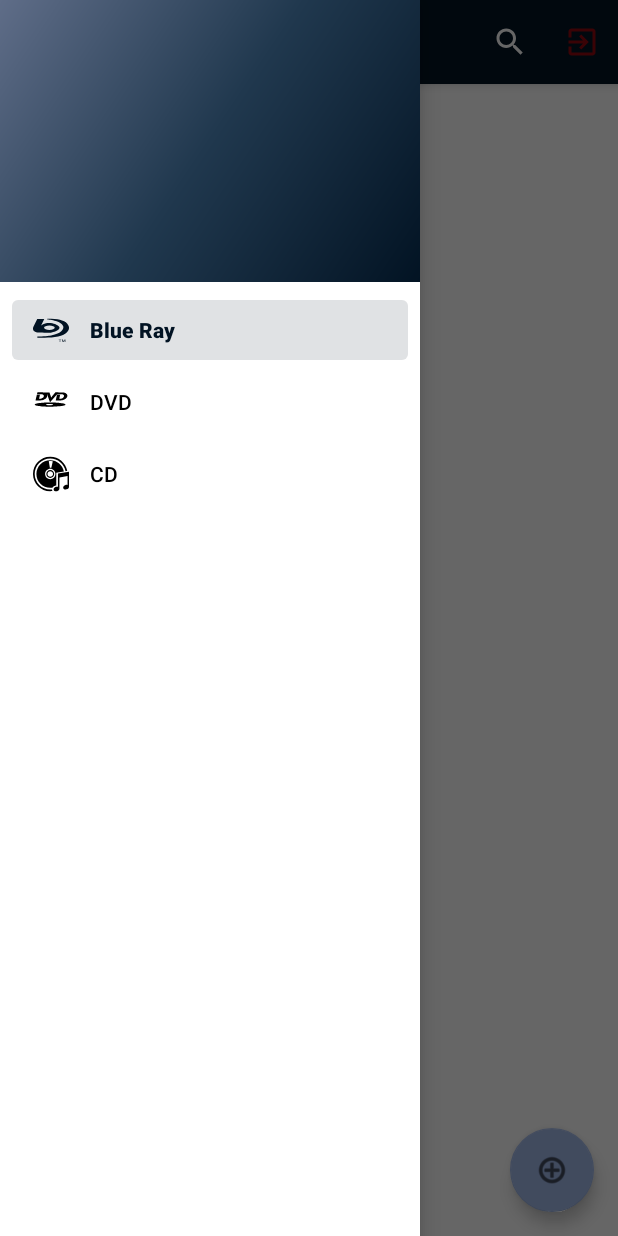
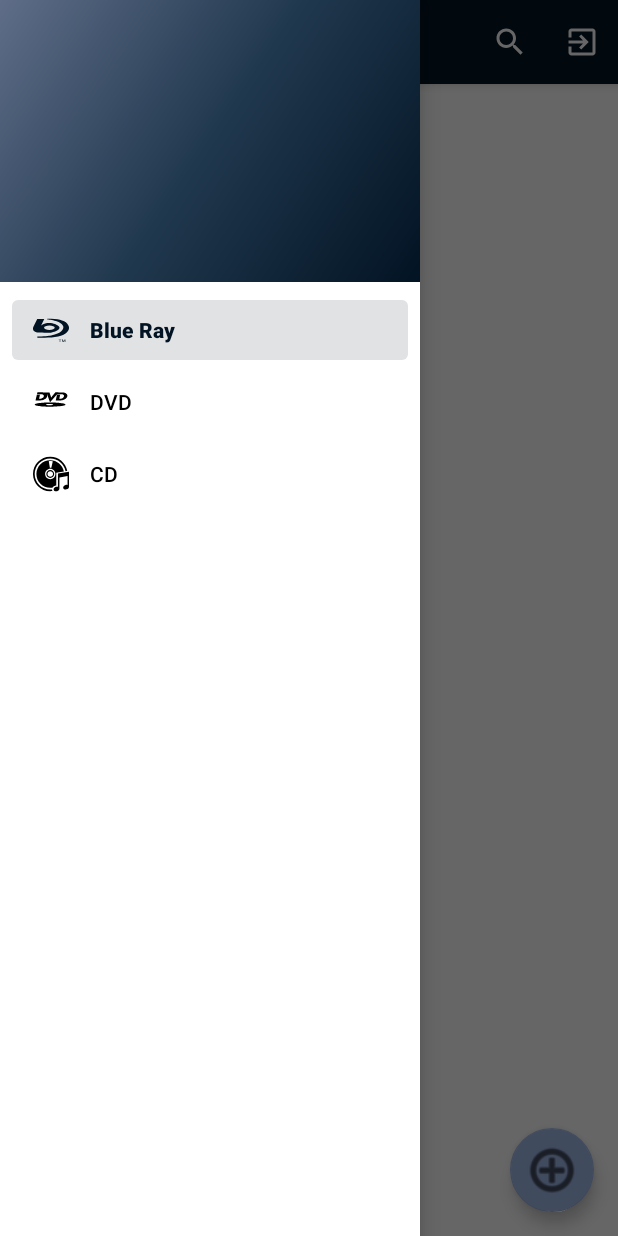
Before and after one commit to SimoCasa/MyVideoteca, an Android app: the HomePage screen opened directly, with no data from a screen before it, with the side drawer open, on a phone screen of 412 x 824 dp. Run offline under Robolectric (Android 15) with nearby library versions, the phone set to English and light mode, and no system bars; our stand-ins replace Firebase (no records; nobody signed in at launch, a user with empty details on screens opened directly), navigation-ui; pictures from the network do not load; 2 statements that could not run were skipped.

Commit message:
Modifiche minime a livello grafico

```diff
--- a/app/src/main/res/drawable/baseline_exit_to_app_24.xml
+++ b/app/src/main/res/drawable/baseline_exit_to_app_24.xml
@@ -1,4 +1,4 @@
-<vector xmlns:android="http://schemas.android.com/apk/res/android" android:alpha="0.57" android:autoMirrored="true" android:height="24dp" android:tint="#FF0000" android:viewportHeight="24" android:viewportWidth="24" android:width="24dp">
+<vector xmlns:android="http://schemas.android.com/apk/res/android"  android:autoMirrored="true" android:height="24dp" android:tint="#FFFFFF" android:viewportHeight="24" android:viewportWidth="24" android:width="24dp">
 
     <path android:fillColor="@android:color/white" android:pathData="M10.09,15.59L11.5,17l5,-5 -5,-5 -1.41,1.41L12.67,11H3v2h9.67l-2.58,2.59zM19,3H5c-1.11,0 -2,0.9 -2,2v4h2V5h14v14H5v-4H3v4c0,1.1 0.89,2 2,2h14c1.1,0 2,-0.9 2,-2V5c0,-1.1 -0.9,-2 -2,-2z"/>
 
--- a/app/src/main/res/drawable/ic_menu_add.xml
+++ b/app/src/main/res/drawable/ic_menu_add.xml
@@ -1,4 +1,4 @@
-<vector xmlns:android="http://schemas.android.com/apk/res/android" android:height="24dp" android:tint="#000000" android:viewportHeight="24" android:viewportWidth="24" android:width="24dp">
+<vector xmlns:android="http://schemas.android.com/apk/res/android" android:height="24dp" android:tint="#FFFFFF" android:viewportHeight="24" android:viewportWidth="24" android:width="24dp">
 
     <path android:fillColor="@android:color/white" android:pathData="M19,13h-6v6h-2v-6H5v-2h6V5h2v6h6v2z"/>
 
--- a/app/src/main/res/layout/app_bar_main.xml
+++ b/app/src/main/res/layout/app_bar_main.xml
@@ -30,5 +30,8 @@
         android:layout_gravity="bottom|end"
         android:layout_marginEnd="@dimen/fab_margin"
         android:layout_marginBottom="16dp"
+        app:maxImageSize="40dp"
+        app:contentPadding="0dp"
+
         app:srcCompat="@android:drawable/ic_menu_add" />
 </androidx.coordinatorlayout.widget.CoordinatorLayout>
```
